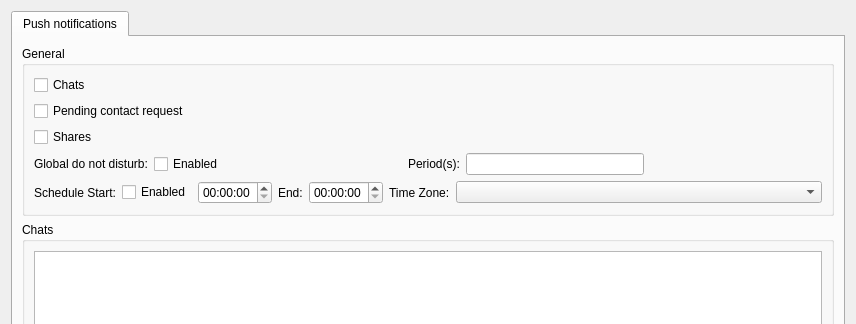
Above: examples/qtmegachatapi/SettingWindow.ui from meganz/MEGAchat before the change; both pictures show x 0 to 856 and y 0 to 324 of the 856 by 566 pixel window. Below: the same form after it.
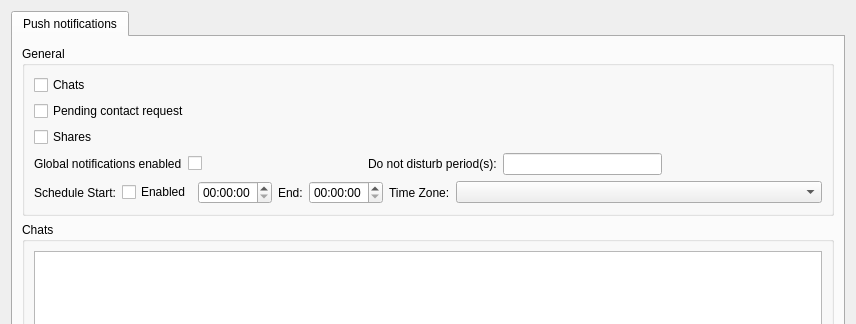
That is the form after the change.

Commit message: Refactoring QtApp in notification settings window

Patch:
```diff
--- a/examples/qtmegachatapi/SettingWindow.ui
+++ b/examples/qtmegachatapi/SettingWindow.ui
@@ -58,14 +58,14 @@
               <item>
                <widget class="QLabel" name="label_4">
                 <property name="text">
-                 <string>Global do not disturb:</string>
+                 <string>Global notifications enabled</string>
                 </property>
                </widget>
               </item>
               <item>
                <widget class="QCheckBox" name="globalEnabled">
                 <property name="text">
-                 <string>Enabled</string>
+                 <string/>
                 </property>
                </widget>
               </item>
@@ -85,7 +85,7 @@
               <item>
                <widget class="QLabel" name="label_5">
                 <property name="text">
-                 <string>Period(s):</string>
+                 <string>Do not disturb period(s):</string>
                 </property>
                </widget>
               </item>
```
The commit also changes 1 other file.
